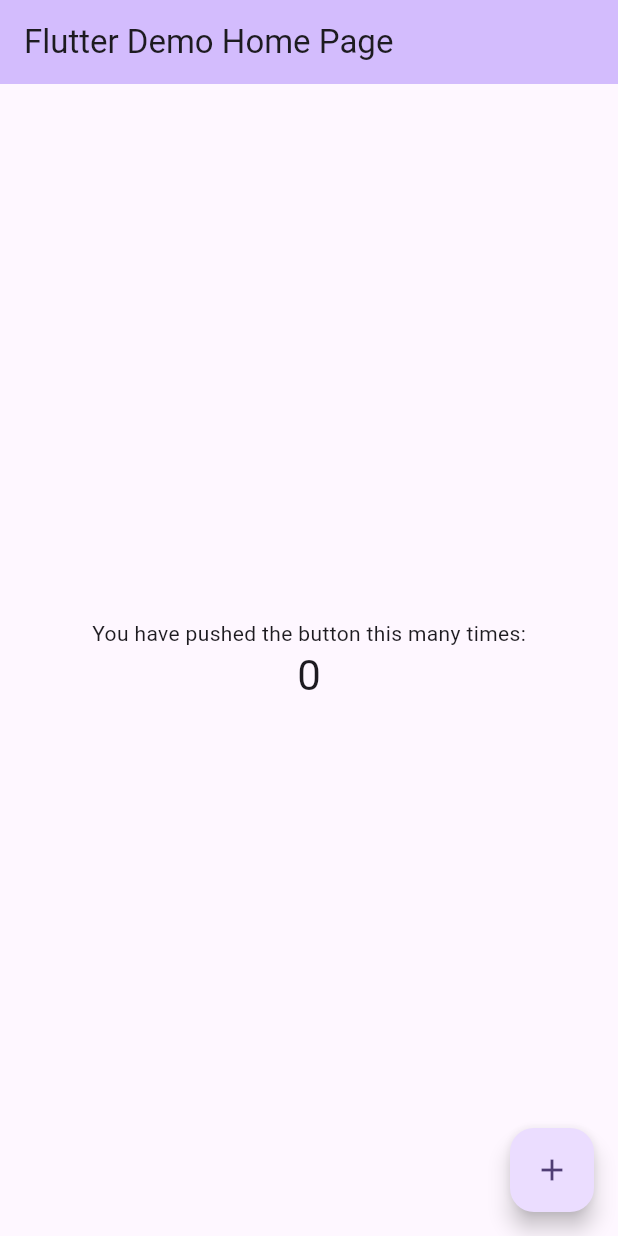
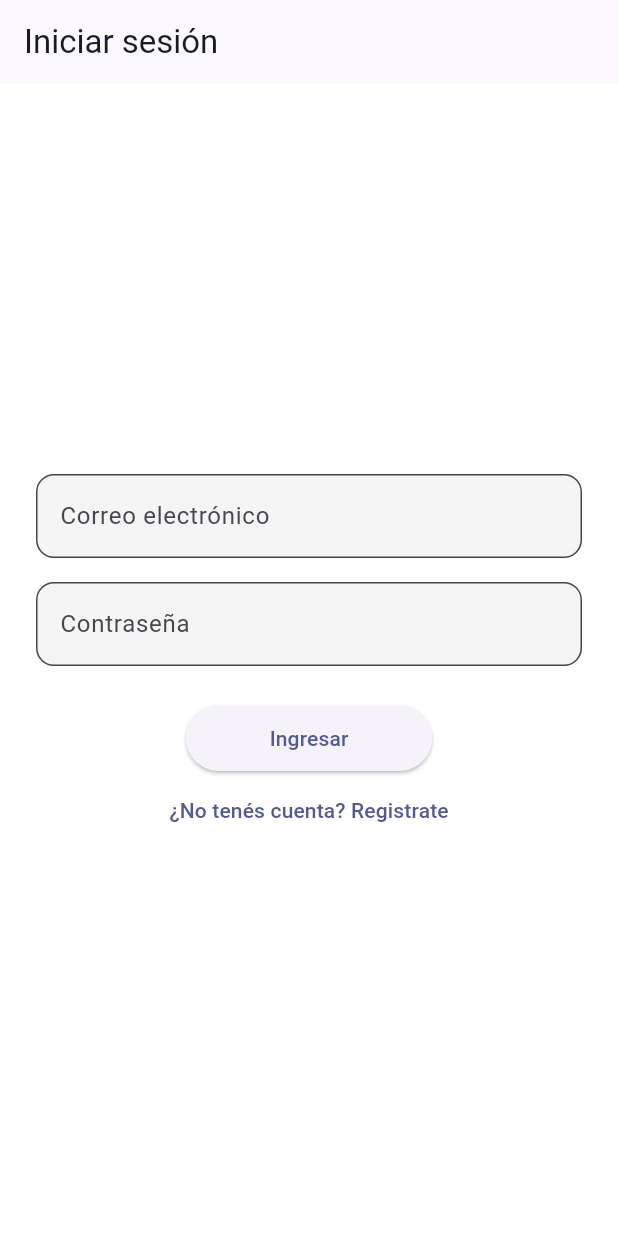
Before and after one commit to Forever-twenty-nine/myapp, a Flutter app: the screen it shows after launch, on a phone screen of 412 x 824 dp. Run offline on Flutter 3.47's test engine with Material 3 defaults, Android fonts, the phone set to English and light mode, and no system bars; our stand-ins replace go_router.

Commit message:
agregar navegacion basica

```diff
--- a/lib/main.dart
+++ b/lib/main.dart
@@ -1,4 +1,5 @@
 import 'package:flutter/material.dart';
+import 'routes.dart';
 
 void main() {
   runApp(const MyApp());
@@ -7,116 +8,20 @@ void main() {
 class MyApp extends StatelessWidget {
   const MyApp({super.key});
 
-  // This widget is the root of your application.
   @override
   Widget build(BuildContext context) {
-    return MaterialApp(
-      title: 'Flutter Demo',
+    return MaterialApp.router(
+      title: 'Monkey Monitor',
+      routerConfig: appRouter,
       theme: ThemeData(
-        // This is the theme of your application.
-        //
-        // TRY THIS: Try running your application with "flutter run". You'll see
-        // the application has a purple toolbar. Then, without quitting the app,
-        // try changing the seedColor in the colorScheme below to Colors.green
-        // and then invoke "hot reload" (save your changes or press the "hot
-        // reload" button in a Flutter-supported IDE, or press "r" if you used
-        // the command line to start the app).
-        //
-        // Notice that the counter didn't reset back to zero; the application
-        // state is not lost during the reload. To reset the state, use hot
-        // restart instead.
-        //
-        // This works for code too, not just values: Most code changes can be
-        // tested with just a hot reload.
-        colorScheme: ColorScheme.fromSeed(seedColor: Colors.deepPurple),
+        useMaterial3: true,
+        colorScheme: ColorScheme.fromSeed(seedColor: Colors.indigo),
+        scaffoldBackgroundColor: Colors.white,
+        textTheme: const TextTheme(
+          bodyLarge: TextStyle(fontSize: 16),
+          headlineSmall: TextStyle(fontWeight: FontWeight.bold),
+        ),
       ),
-      home: const MyHomePage(title: 'Flutter Demo Home Page'),
     );
   }
 }
-
-class MyHomePage extends StatefulWidget {
-  const MyHomePage({super.key, required this.title});
-
-  // This widget is the home page of your application. It is stateful, meaning
-  // that it has a State object (defined below) that contains fields that affect
-  // how it looks.
-
-  // This class is the configuration for the state. It holds the values (in this
-  // case the title) provided by the parent (in this case the App widget) and
-  // used by the build method of the State. Fields in a Widget subclass are
-  // always marked "final".
-
-  final String title;
-
-  @override
-  State<MyHomePage> createState() => _MyHomePageState();
-}
-
-class _MyHomePageState extends State<MyHomePage> {
-  int _counter = 0;
-
-  void _incrementCounter() {
-    setState(() {
-      // This call to setState tells the Flutter framework that something has
-      // changed in this State, which causes it to rerun the build method below
-      // so that the display can reflect the updated values. If we changed
-      // _counter without calling setState(), then the build method would not be
-      // called again, and so nothing would appear to happen.
-      _counter++;
-    });
-  }
-
-  @override
-  Widget build(BuildContext context) {
-    // This method is rerun every time setState is called, for instance as done
-    // by the _incrementCounter method above.
-    //
-    // The Flutter framework has been optimized to make rerunning build methods
-    // fast, so that you can just rebuild anything that needs updating rather
-    // than having to individually change instances of widgets.
-    return Scaffold(
-      appBar: AppBar(
-        // TRY THIS: Try changing the color here to a specific color (to
-        // Colors.amber, perhaps?) and trigger a hot reload to see the AppBar
-        // change color while the other colors stay the same.
-        backgroundColor: Theme.of(context).colorScheme.inversePrimary,
-        // Here we take the value from the MyHomePage object that was created by
-        // the App.build method, and use it to set our appbar title.
-        title: Text(widget.title),
-      ),
-      body: Center(
-        // Center is a layout widget. It takes a single child and positions it
-        // in the middle of the parent.
-        child: Column(
-          // Column is also a layout widget. It takes a list of children and
-          // arranges them vertically. By default, it sizes itself to fit its
-          // children horizontally, and tries to be as tall as its parent.
-          //
-          // Column has various properties to control how it sizes itself and
-          // how it positions its children. Here we use mainAxisAlignment to
-          // center the children vertically; the main axis here is the vertical
-          // axis because Columns are vertical (the cross axis would be
-          // horizontal).
-          //
-          // TRY THIS: Invoke "debug painting" (choose the "Toggle Debug Paint"
-          // action in the IDE, or press "p" in the console), to see the
-          // wireframe for each widget.
-          mainAxisAlignment: MainAxisAlignment.center,
-          children: <Widget>[
-            const Text('You have pushed the button this many times:'),
-            Text(
-              '$_counter',
-              style: Theme.of(context).textTheme.headlineMedium,
-            ),
-          ],
-        ),
-      ),
-      floatingActionButton: FloatingActionButton(
-        onPressed: _incrementCounter,
-        tooltip: 'Increment',
-        child: const Icon(Icons.add),
-      ), // This trailing comma makes auto-formatting nicer for build methods.
-    );
-  }
-}
--- /dev/null
+++ b/lib/routes.dart
@@ -0,0 +1,23 @@
+import 'package:go_router/go_router.dart';
+
+import 'screens/login_screen.dart';
+import 'screens/register_screen.dart';
+import 'screens/home_screen.dart';
+
+final GoRouter appRouter = GoRouter(
+  initialLocation: '/login',
+  routes: [
+    GoRoute(
+      path: '/login',
+      builder: (context, state) => const LoginScreen(),
+    ),
+    GoRoute(
+      path: '/register',
+      builder: (context, state) => const RegisterScreen(),
+    ),
+    GoRoute(
+      path: '/home',
+      builder: (context, state) => const HomeScreen(),
+    ),
+  ],
+);
--- /dev/null
+++ b/lib/screens/login_screen.dart
@@ -0,0 +1,56 @@
+import 'package:flutter/material.dart';
+import 'package:go_router/go_router.dart';
+
+class LoginScreen extends StatelessWidget {
+  const LoginScreen({super.key});
+
+  @override
+  Widget build(BuildContext context) {
+    final border = OutlineInputBorder(
+      borderRadius: BorderRadius.circular(12),
+      borderSide: const BorderSide(color: Colors.grey),
+    );
+
+    return Scaffold(
+      appBar: AppBar(title: const Text('Iniciar sesión')),
+      body: Padding(
+        padding: const EdgeInsets.all(24),
+        child: Column(
+          mainAxisAlignment: MainAxisAlignment.center,
+          children: [
+            TextField(
+              decoration: InputDecoration(
+                labelText: 'Correo electrónico',
+                border: border,
+                filled: true,
+                fillColor: Colors.grey[100],
+              ),
+            ),
+            const SizedBox(height: 16),
+            TextField(
+              obscureText: true,
+              decoration: InputDecoration(
+                labelText: 'Contraseña',
+                border: border,
+                filled: true,
+                fillColor: Colors.grey[100],
+              ),
+            ),
+            const SizedBox(height: 24),
+            ElevatedButton(
+              onPressed: () => context.go('/home'),
+              child: const Padding(
+                padding: EdgeInsets.symmetric(horizontal: 32, vertical: 12),
+                child: Text('Ingresar'),
+              ),
+            ),
+            TextButton(
+              onPressed: () => context.go('/register'),
+              child: const Text('¿No tenés cuenta? Registrate'),
+            ),
+          ],
+        ),
+      ),
+    );
+  }
+}
```
Also changed, not shown: lib/screens/home_screen.dart (added, +25 -0 lines), lib/screens/register_screen.dart (added, +35 -0 lines), pubspec.yaml (+2 -69 lines), pubspec.lock.
